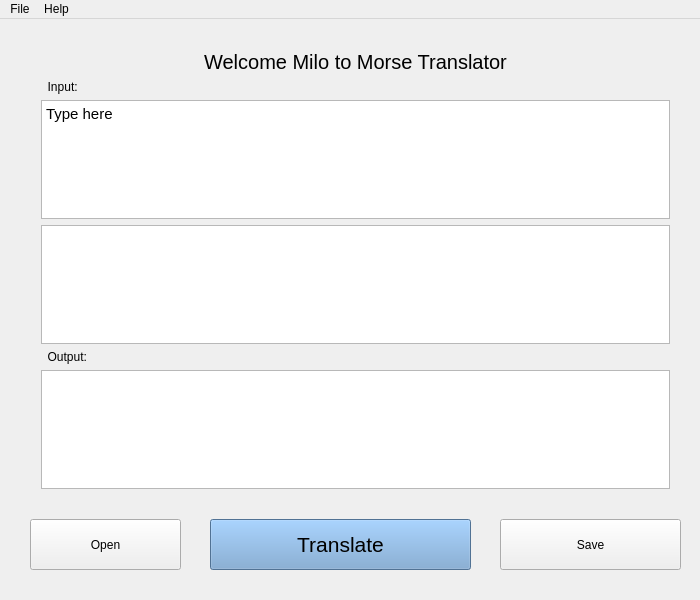
This is mainwindow.ui in stuart13091987/MorseTranslatorQTWidgets as Qt 5 draws it before an edit. The edited form follows.
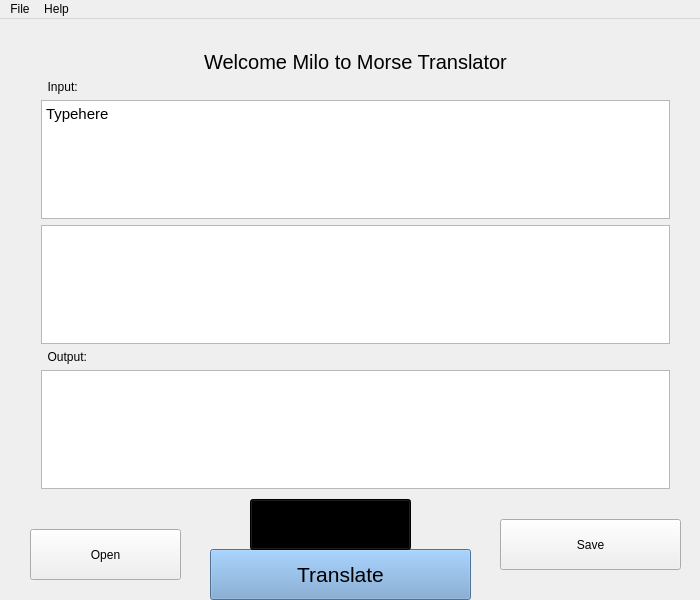
This is the edited form. Icons and pictures are not drawn.

Commit message: Translator working for Text to Morse

What changed in the file:
```diff
--- a/mainwindow.ui
+++ b/mainwindow.ui
@@ -97,8 +97,7 @@
 &lt;html&gt;&lt;head&gt;&lt;meta name=&quot;qrichtext&quot; content=&quot;1&quot; /&gt;&lt;style type=&quot;text/css&quot;&gt;
 p, li { white-space: pre-wrap; }
 &lt;/style&gt;&lt;/head&gt;&lt;body style=&quot; font-family:'Ubuntu'; font-size:11pt; font-weight:400; font-style:normal;&quot;&gt;
-&lt;p style=&quot; margin-top:0px; margin-bottom:0px; margin-left:0px; margin-right:0px; -qt-block-indent:0; text-indent:0px;&quot;&gt;Type here&lt;/p&gt;
-&lt;p style=&quot;-qt-paragraph-type:empty; margin-top:0px; margin-bottom:0px; margin-left:0px; margin-right:0px; -qt-block-indent:0; text-indent:0px;&quot;&gt;&lt;br /&gt;&lt;/p&gt;&lt;/body&gt;&lt;/html&gt;</string>
+&lt;p style=&quot; margin-top:0px; margin-bottom:0px; margin-left:0px; margin-right:0px; -qt-block-indent:0; text-indent:0px;&quot;&gt;Typehere&lt;/p&gt;&lt;/body&gt;&lt;/html&gt;</string>
        </property>
       </widget>
      </item>
@@ -129,7 +128,7 @@
     <property name="geometry">
      <rect>
       <x>210</x>
-      <y>500</y>
+      <y>530</y>
       <width>261</width>
       <height>51</height>
      </rect>
@@ -150,7 +149,7 @@
     <property name="geometry">
      <rect>
       <x>30</x>
-      <y>500</y>
+      <y>510</y>
       <width>151</width>
       <height>51</height>
      </rect>
@@ -172,6 +171,35 @@
      <string>Save</string>
     </property>
    </widget>
+   <widget class="QComboBox" name="comboBox">
+    <property name="geometry">
+     <rect>
+      <x>250</x>
+      <y>480</y>
+      <width>161</width>
+      <height>51</height>
+     </rect>
+    </property>
+    <property name="font">
+     <font>
+      <pointsize>15</pointsize>
+     </font>
+    </property>
+    <property name="styleSheet">
+     <string notr="true">background-color: qlineargradient(spread:pad, x1:0, y1:0, x2:1, y2:0, stop:0 rgba(9, 41, 4, 255), stop:0.085 rgba(2, 79, 0, 255), stop:0.19 rgba(50, 147, 22, 255), stop:0.275 rgba(236, 191, 49, 255), stop:0.39 rgba(243, 61, 34, 255), stop:0.555 rgba(135, 81, 60, 255), stop:0.667 rgba(121, 75, 255, 255), stop:0.825 rgba(164, 255, 244, 255), stop:0.885 rgba(104, 222, 71, 255), stop:1 rgba(93, 128, 0, 255));
+color: rgb(0, 0, 0);</string>
+    </property>
+    <item>
+     <property name="text">
+      <string>Text to Morse</string>
+     </property>
+    </item>
+    <item>
+     <property name="text">
+      <string>Morse to Text</string>
+     </property>
+    </item>
+   </widget>
   </widget>
   <widget class="QMenuBar" name="menuBar">
    <property name="enabled">
```
The commit also changes 8 other files.
